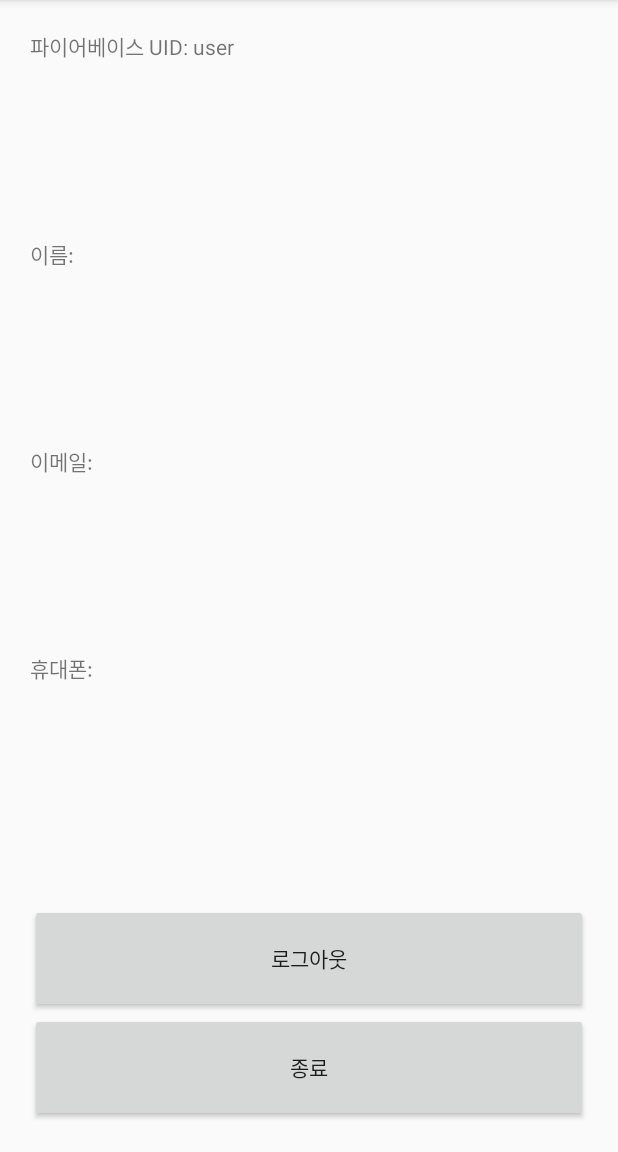
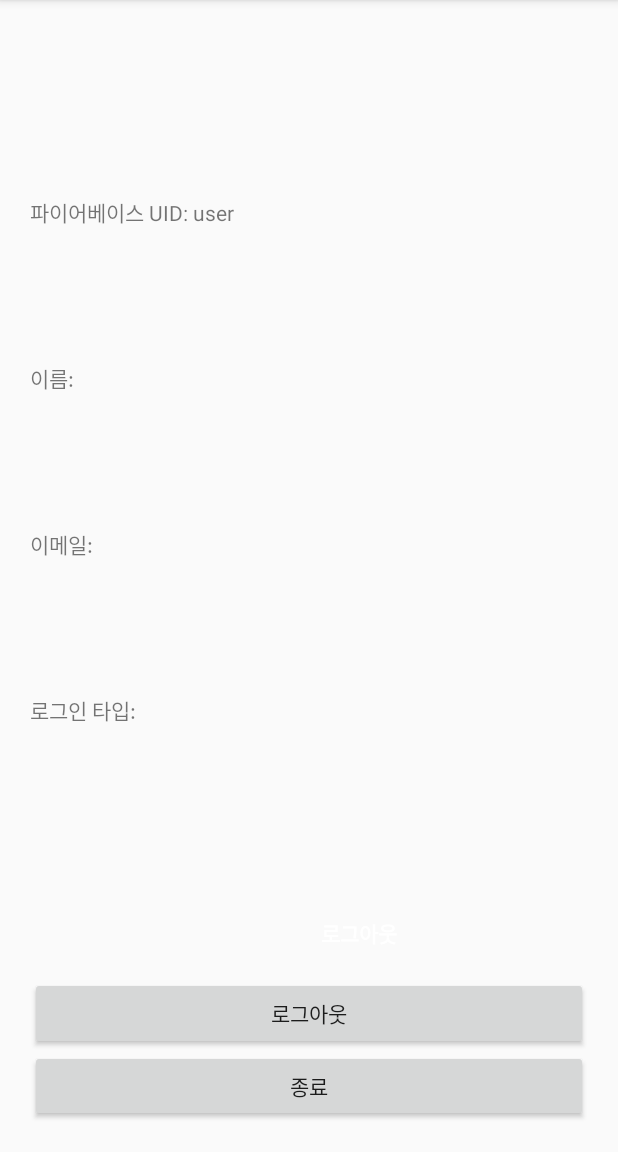
Before and after one commit to honghoker/LastLegendStart, an Android app: the screen it shows after launch once a user with an empty profile is signed in (Next), on a phone screen of 412 x 824 dp, the part 84-1236 px from its top. Run offline under Robolectric (Android 15) with nearby library versions, the phone set to English and light mode, and no system bars; our stand-ins replace Firebase (no records; nobody signed in at launch, a user with empty details on screens opened directly); libraries missing offline, so code that uses them is left out: com.facebook, com.facebook.login; 1 statement that could not run was skipped.

Commit message:
2020 08 01
2020 08 01

```diff
--- a/Test2/app/src/main/AndroidManifest.xml
+++ b/Test2/app/src/main/AndroidManifest.xml
@@ -10,7 +10,8 @@
         android:label="@string/app_name"
         android:roundIcon="@mipmap/ic_launcher_round"
         android:supportsRtl="true"
-        android:theme="@style/AppTheme">
+        android:theme="@style/AppTheme"
+        android:name=".CJH_UserInfo">
         <activity android:name=".SignIn"></activity>
         <activity android:name=".Next" />
         <activity android:name=".MainActivity">
--- a/Test2/app/src/main/java/com/example/test2/CJH_SignInFacebook.java
+++ b/Test2/app/src/main/java/com/example/test2/CJH_SignInFacebook.java
@@ -20,9 +20,6 @@ import com.google.android.gms.tasks.Task;
 import com.google.firebase.auth.AuthCredential;
 import com.google.firebase.auth.AuthResult;
 import com.google.firebase.auth.FacebookAuthProvider;
-
-import static com.example.test2.SignIn.mAuth;
-
 
 public class CJH_SignInFacebook {
     private final String TAG_FACEBOOK = "Facebook";
@@ -75,7 +72,7 @@ public class CJH_SignInFacebook {
 
         //페이스북의 토큰을 받아 로그인 실행
         AuthCredential credential = FacebookAuthProvider.getCredential(token.getToken());
-        mAuth.signInWithCredential(credential)
+        CJH_UserInfo.mAuth.signInWithCredential(credential)
                 .addOnCompleteListener((Activity) context, new OnCompleteListener<AuthResult>() {
                     @Override
                     public void onComplete(@NonNull Task<AuthResult> task) {
@@ -84,6 +81,7 @@ public class CJH_SignInFacebook {
                             Log.d(TAG_FACEBOOK, "signInWithCredential:success");
 
                             //로그인 성공시 다음으로
+
                             Intent intent = new Intent(context.getApplicationContext(), Next.class);
                             context.startActivity(intent);
                             ((Activity) context).finish();
--- a/Test2/app/src/main/java/com/example/test2/CJH_SignInGoogle.java
+++ b/Test2/app/src/main/java/com/example/test2/CJH_SignInGoogle.java
@@ -17,9 +17,6 @@ import com.google.android.gms.tasks.Task;
 import com.google.firebase.auth.AuthCredential;
 import com.google.firebase.auth.AuthResult;
 import com.google.firebase.auth.GoogleAuthProvider;
-
-import static com.example.test2.SignIn.mAuth;
-
 
 public class CJH_SignInGoogle{
     protected final String TAG_GOOGLE = "Google";
@@ -52,7 +49,7 @@ public class CJH_SignInGoogle{
             AuthCredential credential = GoogleAuthProvider.getCredential(idToken, null);
 
             //구글로 전달받은 토큰을 이용하여 로그인
-            mAuth.signInWithCredential(credential)
+            CJH_UserInfo.mAuth.signInWithCredential(credential)
                     .addOnCompleteListener((Activity) context, new OnCompleteListener<AuthResult>() {
                         @Override
                         public void onComplete(@NonNull Task<AuthResult> task) {
@@ -60,6 +57,7 @@ public class CJH_SignInGoogle{
                                 Log.d(TAG_GOOGLE, "signInWithCredential:success");
 
                                 //로그인 성공시 다음으로
+
                                 Intent intent = new Intent(context.getApplicationContext(), Next.class);
                                 context.startActivity(intent);
                                 ((Activity) context).finish();
--- /dev/null
+++ b/Test2/app/src/main/java/com/example/test2/CJH_UserInfo.java
@@ -0,0 +1,144 @@
+package com.example.test2;
+
+import android.app.Activity;
+import android.app.Application;
+import android.content.Context;
+import android.content.Intent;
+import android.graphics.Bitmap;
+import android.graphics.BitmapFactory;
+import android.os.Handler;
+import android.util.Log;
+import android.widget.ImageView;
+
+import com.google.firebase.auth.FirebaseAuth;
+import com.google.firebase.auth.FirebaseUser;
+import com.google.firebase.auth.UserInfo;
+
+import java.io.InputStream;
+import java.net.URL;
+
+public class CJH_UserInfo extends Application{
+    public static FirebaseAuth mAuth;
+    public static FirebaseUser user;
+
+    //유저정보 갱신
+    public static void reflash(){
+        try{
+            mAuth=FirebaseAuth.getInstance();
+            user= mAuth.getCurrentUser();
+        }catch (Exception e){
+            Log.d("CJH_UserInfo_Error",e.toString());
+        }
+    }
+    //파이어베이스 UID받기
+    public static String getUid(){
+        try{
+            return user.getUid();
+        }catch (Exception e){
+            Log.d("CJH_UserInfo_getUid_Error",e.toString());
+            return "";
+        }
+    }
+    //이름 받기
+    public static String getName(){
+        try{
+            if (user.getDisplayName()==null)
+                return "null";
+            return user.getDisplayName();
+        }catch (Exception e){
+            Log.d("CJH_UserInfo_getName_Error",e.toString());
+            return "";
+        }
+    }
+
+    //이메일 받기
+    public static String getEmail(){
+        try{
+            if (user.getEmail()==null)
+                return "null";
+            return user.getEmail();
+        }catch (Exception e){
+            Log.d("CJH_UserInfo_getEmail_Error",e.toString());
+            return "";
+        }
+    }
+
+    //폰번호 받기
+    public static String getPhoneNumber(){
+        try{
+            if(user.getPhoneNumber()==null)
+                return "null";
+            return user.getPhoneNumber();
+        }catch (Exception e){
+            Log.d("CJH_UserInfo_getEmail_Error",e.toString());
+            return "";
+        }
+    }
+
+    //유저 프로필사진 세팅
+    public static void setPhoto(final ImageView iv, final Context context){
+        final Handler handler = new Handler();
+
+        Thread t = new Thread(new Runnable() {
+            @Override
+            public void run() {
+                // TODO Auto-generated method stub
+                try{
+                    //Url의 이미지를 bitmap으로 변환
+                    URL url = new URL(user.getPhotoUrl().toString());
+                    InputStream is = url.openStream();
+                    final Bitmap bm = BitmapFactory.decodeStream(is);
+                    handler.post(new Runnable() {
+                        @Override
+                        public void run() {  // 화면에 그려줄 작업
+                            RoundedImageView roundedImageView=new RoundedImageView(context);
+                            iv.setImageBitmap(roundedImageView.getCroppedBitmap(bm,1000));
+                        }
+                    });
+                    iv.setImageBitmap(bm); //비트맵 객체로 보여주기
+                } catch(Exception e){
+
+                }
+            }
+        });
+        t.start();
+    }
+
+
+    //로그아웃
+    public static void logOut(Context context){
+        //파이어베이스 로그아웃
+        mAuth.signOut();
+        //구글 로그아웃
+        new CJH_SignInGoogle(context,context.getString(R.string.default_web_client_id)).signOutGoogle();
+        //페이스북 로그아웃
+        new CJH_SignInFacebook().signOutFacebook();
+
+        //로그인 화면으로 되돌아감
+        Intent intent = new Intent(context.getApplicationContext(),MainActivity.class);
+        context.startActivity(intent);
+    }
+
+    //로그인한 타입받기
+    public static String getLoginType(){
+        String type="";
+
+        if(user!=null){
+            for (UserInfo user: CJH_UserInfo.user.getProviderData()) {
+                if (user.getProviderId().equals("facebook.com")) {
+                    type="facebook";
+                }else if(user.getProviderId().equals("google.com")){
+                    type="google";
+                }
+            }
+        }
+
+        return type;
+    }
+    //앱 종료
+    public static void exit(Activity context){
+        context.moveTaskToBack(true);
+        context.finishAndRemoveTask();
+        android.os.Process.killProcess(android.os.Process.myPid());
+    }
+}
--- a/Test2/app/src/main/java/com/example/test2/Next.java
+++ b/Test2/app/src/main/java/com/example/test2/Next.java
@@ -2,22 +2,23 @@ package com.example.test2;
 
 import androidx.appcompat.app.AppCompatActivity;
 
-import android.content.Intent;
+import android.graphics.Color;
 import android.os.Bundle;
+import android.util.Log;
 import android.view.View;
 import android.widget.Button;
+import android.widget.ImageView;
+import android.widget.LinearLayout;
 import android.widget.TextView;
-
-import com.google.firebase.auth.FirebaseAuth;
-import com.google.firebase.auth.FirebaseUser;
-
 
 
 public class Next extends AppCompatActivity implements View.OnClickListener{
     Button signOut,exit;
-    TextView firebaseUID,userName,userPhonenumber,userEmail;
+    TextView firebaseUID,userName,userType,userEmail;
+    ImageView userPhoto,signOutIamge;
+    LinearLayout signOut2;
 
-    private FirebaseAuth mAuth;
+
     @Override
     protected void onCreate(Bundle savedInstanceState) {
         super.onCreate(savedInstanceState);
@@ -27,43 +28,47 @@ public class Next extends AppCompatActivity implements View.OnClickListener{
         exit=findViewById(R.id.exit);
         firebaseUID=findViewById(R.id.firebaseUID);
         userName=findViewById(R.id.userName);
-        userPhonenumber=findViewById(R.id.userPhonenumber);
+        userType=findViewById(R.id.userType);
         userEmail=findViewById(R.id.userEmail);
+        userPhoto=findViewById(R.id.userPhoto);
 
         signOut.setOnClickListener(this);
         exit.setOnClickListener(this);
 
-        mAuth=FirebaseAuth.getInstance();
-        FirebaseUser user= mAuth.getCurrentUser();
+        CJH_UserInfo.reflash();
 
-        firebaseUID.setText(getString(R.string.firebase_uid, user.getUid()));
-        userName.setText(getString(R.string.user_name, user.getDisplayName()));
-        userPhonenumber.setText(getString(R.string.user_phonenumber, user.getPhoneNumber()));
-        userEmail.setText(getString(R.string.user_email, user.getEmail()));
+        Log.d("userInfo: ",CJH_UserInfo.getEmail().toString());
+        Log.d("userInfo: ",CJH_UserInfo.getLoginType());
+        Log.d("userInfo: ",CJH_UserInfo.getName().toString());
+        Log.d("userInfo: ",CJH_UserInfo.getPhoneNumber().toString());
+        Log.d("userInfo: ",CJH_UserInfo.getUid());
+
+        firebaseUID.setText(getString(R.string.firebase_uid, CJH_UserInfo.getUid()));
+        userName.setText(getString(R.string.user_name, CJH_UserInfo.getName()));
+        userType.setText(getString(R.string.user_logintype,CJH_UserInfo.getLoginType()));
+        userEmail.setText(getString(R.string.user_email,CJH_UserInfo.getEmail()));
+        CJH_UserInfo.setPhoto(userPhoto,this);
+
+        signOut2=findViewById(R.id.signOut2);
+        signOutIamge=findViewById(R.id.signOutImage);
+        if(CJH_UserInfo.getLoginType()=="google"){
+            signOut2.setBackgroundColor(Color.rgb(Integer.parseInt("cf",16),Integer.parseInt("43",16),Integer.parseInt("33",16)));//cf4333
+            signOutIamge.setImageDrawable(getResources().getDrawable(R.drawable.btn_logo_google));
+        }else if(CJH_UserInfo.getLoginType()=="facebook"){
+            signOut2.setBackgroundColor(Color.rgb(Integer.parseInt("41",16),Integer.parseInt("6b",16),Integer.parseInt("c1",16)));//#416BC1
+            signOutIamge.setImageDrawable(getResources().getDrawable(R.drawable.btn_logo_facebook));
+        }
     }
 
     @Override
     public void onClick(View v) {
         int i = v.getId();
         if (i == R.id.signOut) {
-            //파이어베이스 로그아웃
-            mAuth.signOut();
-
-            //구글 로그아웃
-            new CJH_SignInGoogle(this,getString(R.string.default_web_client_id)).signOutGoogle();
-            //페이스북 로그아웃
-            new CJH_SignInFacebook().signOutFacebook();
-
-            //로그인 화면으로 되돌아감
-            Intent intent = new Intent(this.getApplicationContext(),MainActivity.class);
-            this.startActivity(intent);
-
+            CJH_UserInfo.logOut(this);
             finish();
         }else if (i==R.id.exit){
             //앱 종료
-            moveTaskToBack(true);
-            finishAndRemoveTask();
-            android.os.Process.killProcess(android.os.Process.myPid());
+            CJH_UserInfo.exit(this);
         }
     }
 }
--- a/Test2/app/src/main/java/com/example/test2/SignIn.java
+++ b/Test2/app/src/main/java/com/example/test2/SignIn.java
@@ -10,15 +10,12 @@ import android.view.WindowManager;
 import android.widget.LinearLayout;
 
 import com.facebook.login.widget.LoginButton;
-import com.google.firebase.auth.FirebaseAuth;
-import com.google.firebase.auth.FirebaseUser;
 
 public class SignIn extends AppCompatActivity implements View.OnClickListener{
     LoginButton signInFacebookOrigin;
 
     LinearLayout signInGoogle,signInKakao, signInNaver,signInFacebook;
 
-    protected static FirebaseAuth mAuth;
 
     protected static final int GOOGLE_SIGN_IN = 9001;
     protected static final int FACEBOOK_SIGN_IN = 64206;
@@ -47,15 +44,15 @@ public class SignIn extends AppCompatActivity implements View.OnClickListener{
         signInNaver.setOnClickListener(this);*/
         signInFacebook.setOnClickListener(this);
         //파이어베이스 객체
-        mAuth = FirebaseAuth.getInstance();
+        CJH_UserInfo.reflash();
     }
 
     @Override
     public void onStart() {
         super.onStart();
         //기존에 저장된 유저정보 있는지 확인하고 있으면 다음화면으로
-        FirebaseUser currentUser = mAuth.getCurrentUser();
-        if (currentUser != null) {
+
+        if (CJH_UserInfo.user != null) {
             Intent intent = new Intent(getApplicationContext(), Next.class);
             startActivity(intent);
             finish();
--- a/Test2/app/src/main/res/layout/activity_next.xml
+++ b/Test2/app/src/main/res/layout/activity_next.xml
@@ -17,6 +17,19 @@
             android:layout_weight="2"
             android:orientation="vertical"
             android:layout_marginBottom="30dp">
+            <LinearLayout
+                android:layout_width="match_parent"
+                android:layout_height="match_parent"
+                android:orientation="horizontal"
+                android:layout_weight="1">
+                <ImageView
+                    android:layout_width="match_parent"
+                    android:layout_height="match_parent"
+                    android:layout_weight="1"
+                    android:id="@+id/userPhoto"
+                    android:scaleType="fitCenter" />
+            </LinearLayout>
+
             <TextView
                 android:layout_width="match_parent"
                 android:layout_height="match_parent"
@@ -36,7 +49,7 @@
                 android:layout_width="match_parent"
                 android:layout_height="match_parent"
                 android:layout_weight="1"
-                android:id="@+id/userPhonenumber"/>
+                android:id="@+id/userType"/>
         </LinearLayout>
 
         <LinearLayout
@@ -44,6 +57,33 @@
             android:layout_height="match_parent"
             android:layout_weight="8"
             android:orientation="vertical">
+            <LinearLayout
+                android:id="@+id/signOut2"
+                android:layout_width="match_parent"
+                android:layout_height="match_parent"
+                android:layout_weight="1"
+                android:orientation="horizontal"
+                android:clickable="true"
+
+                android:layout_marginRight="20dp"
+                android:layout_marginLeft="20dp"
+                android:layout_marginBottom="10dp">
+                <ImageView
+                    android:layout_width="match_parent"
+                    android:layout_height="match_parent"
+                    android:layout_weight="8"
+                    android:id="@+id/signOutImage"
+                    android:scaleType="fitCenter"/>
+                <TextView
+                    android:layout_width="match_parent"
+                    android:layout_height="match_parent"
+                    android:layout_weight="2"
+                    android:text="로그아웃"
+                    android:textColor="#ffffff"
+                    android:textStyle="bold"
+                    android:gravity="center"
+                    />
+            </LinearLayout>
             <Button
                 android:layout_width="match_parent"
                 android:layout_height="match_parent"
--- a/Test2/app/src/main/res/values/strings.xml
+++ b/Test2/app/src/main/res/values/strings.xml
@@ -5,7 +5,7 @@
     <string name="user_name">이름: %s</string>
     <string name="firebase_uid">파이어베이스 UID: %s</string>
     <string name="user_email">이메일: %s</string>
-    <string name="user_phonenumber">휴대폰: %s</string>
+    <string name="user_logintype">로그인 타입: %s</string>
 
     <string name="login_google">구글 계정으로 로그인</string>
     <string name="login_facebook">페이스북 계정으로 로그인</string>
```
Also changed, not shown: Test2/app/src/main/java/com/example/test2/RoundedImageView.java (added, +94 -0 lines).
